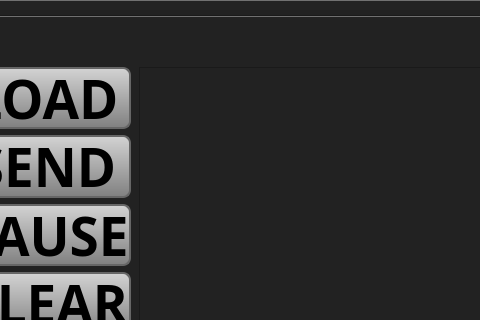
Before: the Qt Designer form lathe_gui/mainwindow.ui in tinic/lathe_motion_stm32, drawn with Qt 5; both pictures show x 539 to 1019 and y 0 to 320 of the 1366 by 740 pixel window.
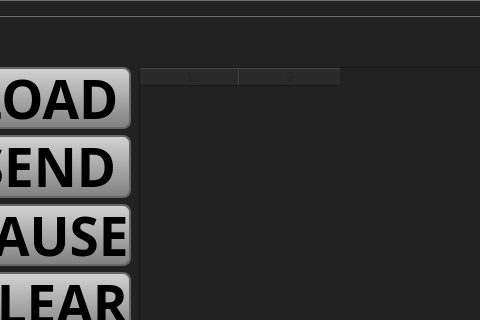
After: the same form once the commit is applied.

The edit to the form file:
```diff
--- a/lathe_gui/mainwindow.ui
+++ b/lathe_gui/mainwindow.ui
@@ -845,13 +845,18 @@
          </layout>
         </item>
         <item>
-         <widget class="QPlainTextEdit" name="progText">
-          <property name="font">
-           <font>
-            <family>Monospace</family>
-            <pointsize>12</pointsize>
-           </font>
+         <widget class="QTableWidget" name="progTableView">
+          <property name="gridStyle">
+           <enum>Qt::SolidLine</enum>
           </property>
+          <property name="rowCount">
+           <number>0</number>
+          </property>
+          <property name="columnCount">
+           <number>2</number>
+          </property>
+          <column/>
+          <column/>
          </widget>
         </item>
        </layout>
```
Left out of the diff: 2 changed lines with no effect on the pictures.
